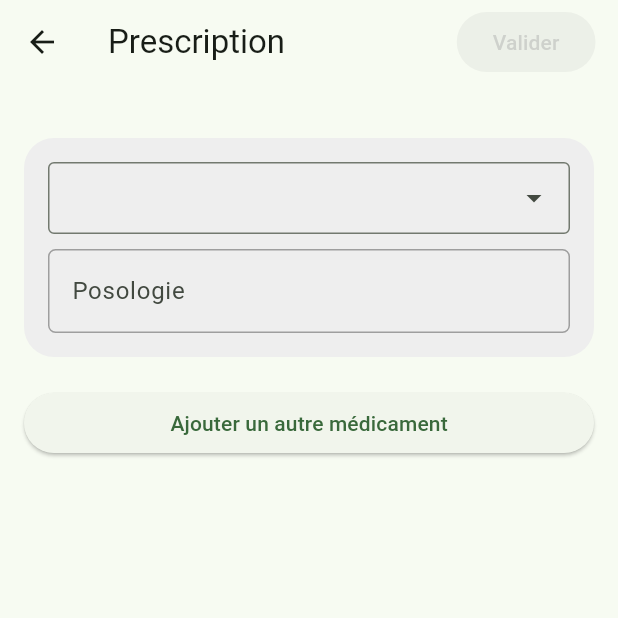
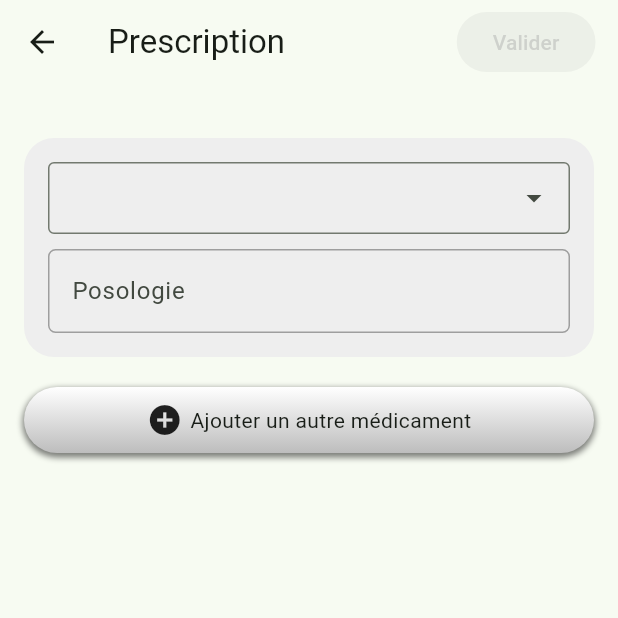
Before and after one commit to VincePaulin/SoigneMoiMobile, a Flutter app: the PrescriptionPage screen opened directly with empty values, on a phone screen of 412 x 824 dp, the top half of it. Run offline on Flutter 3.47's test engine with Material 3 defaults, Android fonts, the phone set to English and light mode, and no system bars; our stand-ins replace dio, flutter_secure_storage, go_router, material_design_icons_flutter; accounts and stored records are empty.

Commit message:
feat: button design

```diff
--- a/lib/screens/prescription/prescription_page.dart
+++ b/lib/screens/prescription/prescription_page.dart
@@ -39,7 +39,7 @@ class _PrescriptionPageState extends State<PrescriptionPage> {
                   disabledForegroundColor: Colors.grey.withOpacity(0.38),
                   disabledBackgroundColor: Colors.grey
                       .withOpacity(0.12), // color when button deactivated
-              ),
+                  foregroundColor: Colors.green),
               child: Text('Valider'),
             ),
           ),
@@ -191,14 +191,45 @@ class _PrescriptionPageState extends State<PrescriptionPage> {
                 ),
               ),
               const SizedBox(height: 20),
-              ElevatedButton(
-                onPressed: () {
+              Container(
+                decoration: BoxDecoration(
+                  borderRadius: BorderRadius.circular(30),
+                  gradient: LinearGradient(
+                    begin: Alignment.topCenter,
+                    end: Alignment.bottomCenter,
+                    colors: [Colors.white, Colors.grey[400]!],
+                  ),
+                  boxShadow: [
+                    BoxShadow(
+                      color: Colors.black.withOpacity(0.5),
+                      spreadRadius: 1,
+                      blurRadius: 3,
+                      offset: const Offset(0, 2),
+                    ),
+                  ],
+                ),
+                child: InkWell(
+                  onTap: () {
                     if (selectedDrug.isNotEmpty &&
                         dosageController.text.isNotEmpty) {
                       addDrugContainer();
                     }
                   },
-                child: Text('Ajouter un autre médicament'),
+                  child: Padding(
+                      padding: const EdgeInsets.all(10.0),
+                      child: Row(
+                        mainAxisAlignment: MainAxisAlignment.center,
+                        children: [
+                          Icon(Icons.add_circle),
+                          const SizedBox(
+                            width: 5,
+                          ),
+                          Text(
+                            'Ajouter un autre médicament',
+                          ),
+                        ],
+                      )),
+                ),
               ),
             ],
           ),
```
Lines whose indentation alone changed are shown as unchanged.
